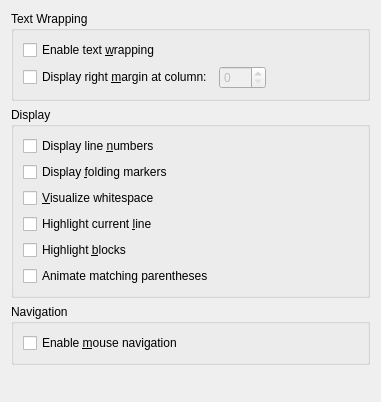
Before: the Qt Designer form src/plugins/texteditor/displaysettingspage.ui in qt-creator/qt-creator, drawn with Qt 5.
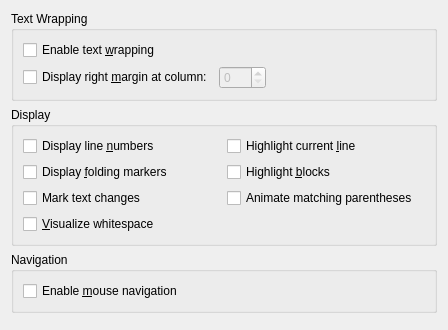
After: the same form once the commit is applied.

The edit to the form file:
```diff
--- a/src/plugins/texteditor/displaysettingspage.ui
+++ b/src/plugins/texteditor/displaysettingspage.ui
@@ -6,8 +6,8 @@
    <rect>
     <x>0</x>
     <y>0</y>
-    <width>381</width>
-    <height>402</height>
+    <width>448</width>
+    <height>330</height>
    </rect>
   </property>
   <layout class="QGridLayout" name="gridLayout_3">
@@ -29,22 +29,43 @@
      <property name="title">
       <string>Display</string>
      </property>
-     <layout class="QVBoxLayout" name="verticalLayout">
-      <item>
+     <layout class="QGridLayout" name="gridLayout_2">
+      <item row="0" column="0">
        <widget class="QCheckBox" name="displayLineNumbers">
         <property name="text">
          <string>Display line &amp;numbers</string>
         </property>
        </widget>
       </item>
-      <item>
+      <item row="0" column="1">
+       <widget class="QCheckBox" name="highlightCurrentLine">
+        <property name="text">
+         <string>Highlight current &amp;line</string>
+        </property>
+       </widget>
+      </item>
+      <item row="1" column="0">
        <widget class="QCheckBox" name="displayFoldingMarkers">
         <property name="text">
          <string>Display &amp;folding markers</string>
         </property>
        </widget>
       </item>
-      <item>
+      <item row="1" column="1">
+       <widget class="QCheckBox" name="highlightBlocks">
+        <property name="text">
+         <string>Highlight &amp;blocks</string>
+        </property>
+       </widget>
+      </item>
+      <item row="2" column="0">
+       <widget class="QCheckBox" name="markTextChanges">
+        <property name="text">
+         <string>Mark text changes</string>
+        </property>
+       </widget>
+      </item>
+      <item row="4" column="0">
        <widget class="QCheckBox" name="visualizeWhitespace">
         <property name="toolTip">
          <string>Show tabs and spaces.</string>
@@ -54,21 +75,7 @@
         </property>
        </widget>
       </item>
-      <item>
-       <widget class="QCheckBox" name="highlightCurrentLine">
-        <property name="text">
-         <string>Highlight current &amp;line</string>
-        </property>
-       </widget>
-      </item>
-      <item>
-       <widget class="QCheckBox" name="highlightBlocks">
-        <property name="text">
-         <string>Highlight &amp;blocks</string>
-        </property>
-       </widget>
-      </item>
-      <item>
+      <item row="2" column="1">
        <widget class="QCheckBox" name="animateMatchingParentheses">
         <property name="text">
          <string>Animate matching parentheses</string>
```
